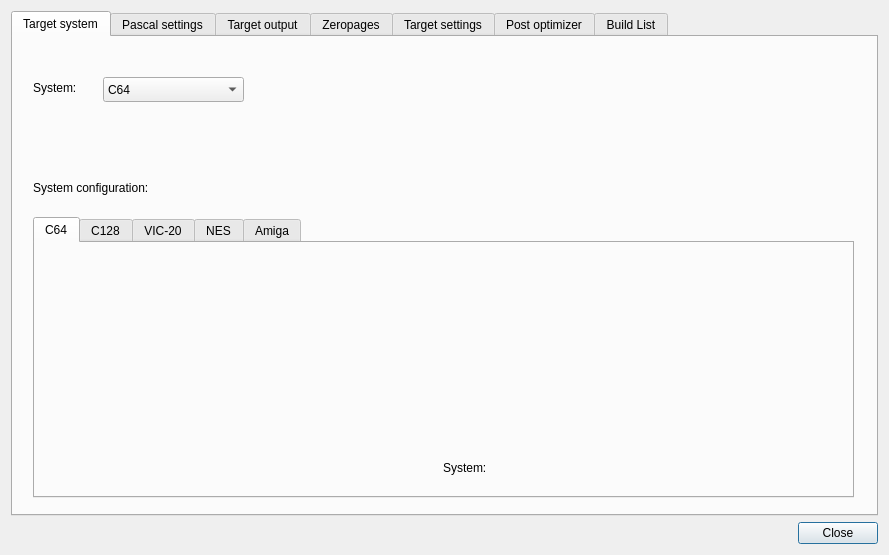
Qt form source/dialogprojectsettings.ui (leuat/TRSE) before a commit.
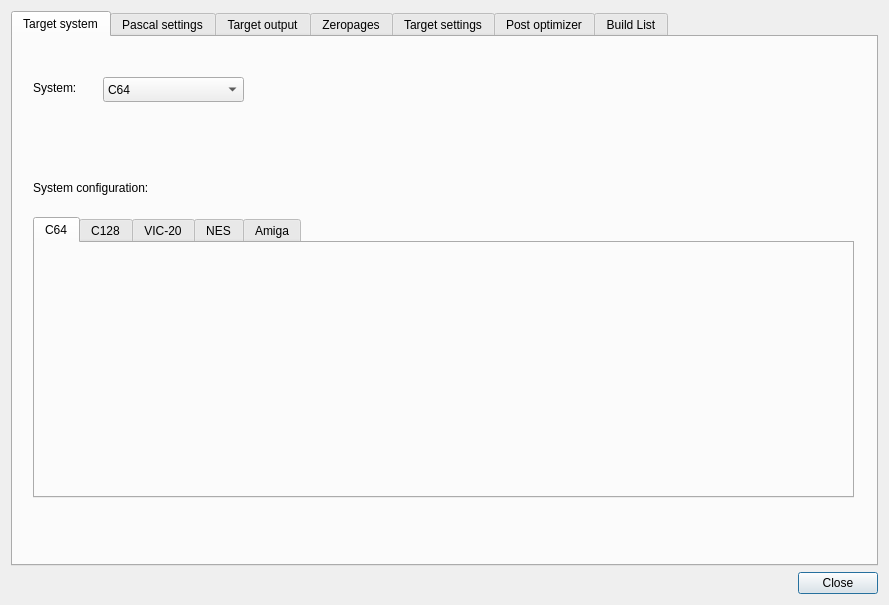
The same form after that commit.

Patch:
```diff
--- a/source/dialogprojectsettings.ui
+++ b/source/dialogprojectsettings.ui
@@ -7,7 +7,7 @@
     <x>0</x>
     <y>0</y>
     <width>889</width>
-    <height>555</height>
+    <height>605</height>
    </rect>
   </property>
   <property name="windowTitle">
@@ -357,19 +357,6 @@
           </attribute>
          </widget>
         </widget>
-        <widget class="QLabel" name="label_26">
-         <property name="geometry">
-          <rect>
-           <x>430</x>
-           <y>410</y>
-           <width>54</width>
-           <height>41</height>
-          </rect>
-         </property>
-         <property name="text">
-          <string>System:</string>
-         </property>
-        </widget>
        </widget>
        <widget class="QWidget" name="tab_9">
         <attribute name="title">
```
